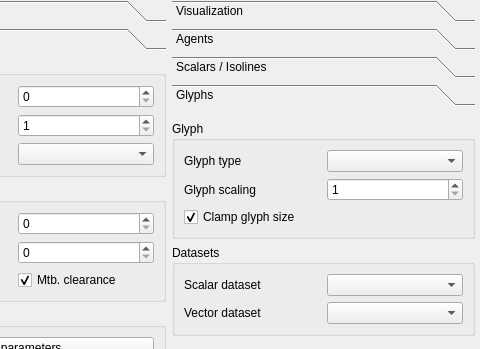
First picture: the form in gui/mainwindow.ui, repository gmackie/GR-ABM-ODE-2D, before the edit; both pictures show x 142 to 622 and y 0 to 349 of the 622 by 623 pixel window.
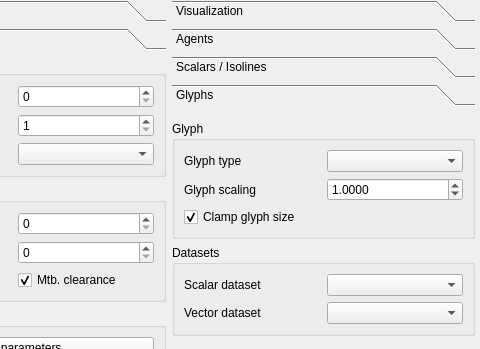
Second picture: the form after the edit. The open tabs and pages were chosen to show the change.

Patch:
```diff
--- a/gui/mainwindow.ui
+++ b/gui/mainwindow.ui
@@ -1084,8 +1084,8 @@
         <rect>
          <x>0</x>
          <y>0</y>
-         <width>96</width>
-         <height>89</height>
+         <width>303</width>
+         <height>424</height>
         </rect>
        </property>
        <attribute name="label">
@@ -1114,8 +1114,8 @@
             <rect>
              <x>0</x>
              <y>0</y>
-             <width>229</width>
-             <height>218</height>
+             <width>303</width>
+             <height>406</height>
             </rect>
            </property>
            <layout class="QVBoxLayout" name="verticalLayout_4">
@@ -1131,22 +1131,6 @@
                <item row="0" column="1">
                 <widget class="QComboBox" name="comboBoxGlyphType"/>
                </item>
-               <item row="1" column="1">
-                <widget class="QSpinBox" name="spinBoxGlyphScaling">
-                 <property name="minimum">
-                  <number>1</number>
-                 </property>
-                 <property name="maximum">
-                  <number>200</number>
-                 </property>
-                 <property name="singleStep">
-                  <number>2</number>
-                 </property>
-                 <property name="value">
-                  <number>1</number>
-                 </property>
-                </widget>
-               </item>
                <item row="2" column="0">
                 <widget class="QCheckBox" name="checkBoxGlyphClamping">
                  <property name="text">
@@ -1171,6 +1155,19 @@
                  </property>
                 </widget>
                </item>
+               <item row="1" column="1">
+                <widget class="QDoubleSpinBox" name="doubleSpinBoxGlyphScaling">
+                 <property name="decimals">
+                  <number>4</number>
+                 </property>
+                 <property name="singleStep">
+                  <double>0.500000000000000</double>
+                 </property>
+                 <property name="value">
+                  <double>1.000000000000000</double>
+                 </property>
+                </widget>
+               </item>
               </layout>
              </widget>
             </item>
```
Left out of the diff: 78 changed lines with no effect on the pictures.
